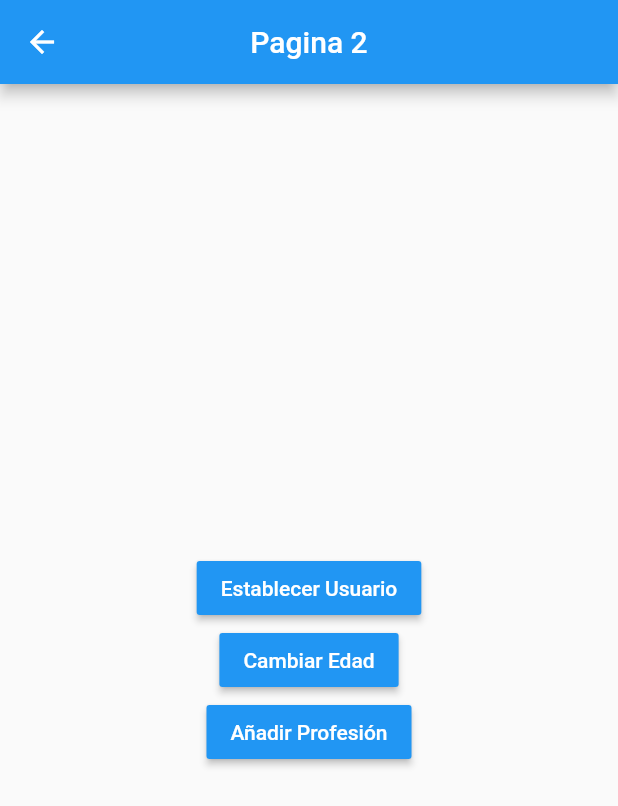
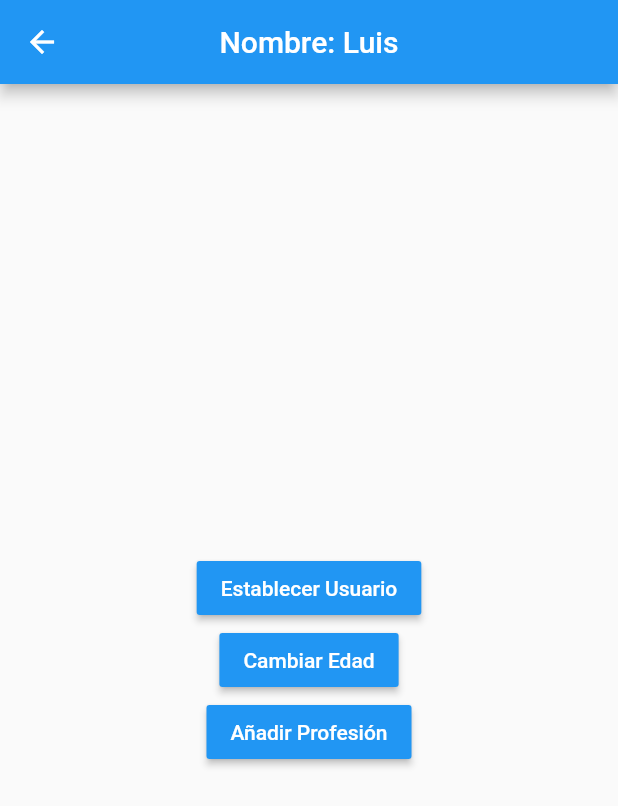
Before and after one commit to LuisPulenta/estados, a Flutter app: the Pagina2Screen screen opened by its route, after a tap on "Establecer Usuario", on a phone screen of 412 x 824 dp. Shown: the top 806 px of the screen. Run offline on Flutter 3.47's test engine with Material 2 defaults, Android fonts, the phone set to English and light mode, and no system bars; accounts and stored records are empty.

Commit message:
Fin Singleton

```diff
--- a/lib/screens/pagina1_screen.dart
+++ b/lib/screens/pagina1_screen.dart
@@ -1,28 +1,41 @@
+import 'package:estados/models/usuario.dart';
 import 'package:flutter/material.dart';
+import 'package:estados/services/usuario_service.dart';
 
 class Pagina1Screen extends StatelessWidget {
   const Pagina1Screen({Key? key}) : super(key: key);
 
+//--------------------- Pantalla ------------------------
   @override
   Widget build(BuildContext context) {
     return Scaffold(
       appBar: AppBar(
-        title: const Text('Pagina 1'),
+        title: const Text('Página 1'),
         centerTitle: true,
       ),
-      body: const InformacionUsuario(),
+      body: StreamBuilder(
+        stream: usuarioService.usuarioStream,
+        builder: (BuildContext context, AsyncSnapshot<Usuario> snapshot) {
+          return snapshot.hasData
+              ? InformacionUsuario(
+                  usuario: snapshot.data!,
+                )
+              : const Center(child: Text('No hay información del usuario'));
+        },
+      ),
       floatingActionButton: FloatingActionButton(
-        child: const Icon(Icons.play_arrow),
-        onPressed: () => Navigator.pushNamed(context, 'pagina2'),
-      ),
+          child: const Icon(Icons.accessibility_new),
+          onPressed: () => Navigator.pushNamed(context, 'pagina2')),
     );
   }
 }
 
 //--------------------- InformacionUsuario ------------------------
 class InformacionUsuario extends StatelessWidget {
+  final Usuario usuario;
   const InformacionUsuario({
     Key? key,
+    required this.usuario,
   }) : super(key: key);
 
   @override
@@ -33,28 +46,28 @@ class InformacionUsuario extends StatelessWidget {
       padding: const EdgeInsets.all(20),
       child: Column(
         crossAxisAlignment: CrossAxisAlignment.start,
-        children: const [
-          Text('General',
+        children: [
+          const Text('General',
               style: TextStyle(
                   color: Colors.black,
                   fontSize: 18,
                   fontWeight: FontWeight.bold)),
-          Divider(
+          const Divider(
             color: Colors.black,
           ),
-          ListTile(title: Text('Nombre: ')),
-          ListTile(title: Text('Edad: ')),
-          Text('Profesiones',
-              style: TextStyle(
+          ListTile(title: Text('Nombre: ${usuario.nombre}')),
+          ListTile(title: Text('Edad: ${usuario.edad}')),
+          Text('Profesiones: ${usuario.profesiones}',
+              style: const TextStyle(
                   color: Colors.black,
                   fontSize: 18,
                   fontWeight: FontWeight.bold)),
-          Divider(
+          const Divider(
             color: Colors.black,
           ),
-          ListTile(title: Text('Profesión 1: ')),
-          ListTile(title: Text('Profesión 1: ')),
-          ListTile(title: Text('Profesión 1: ')),
+          const ListTile(title: Text('Profesión 1: ')),
+          const ListTile(title: Text('Profesión 1: ')),
+          const ListTile(title: Text('Profesión 1: ')),
         ],
       ),
     );
--- a/lib/screens/pagina2_screen.dart
+++ b/lib/screens/pagina2_screen.dart
@@ -1,3 +1,5 @@
+import 'package:estados/models/usuario.dart';
+import 'package:estados/services/usuario_service.dart';
 import 'package:flutter/material.dart';
 
 class Pagina2Screen extends StatelessWidget {
@@ -7,7 +9,14 @@ class Pagina2Screen extends StatelessWidget {
   Widget build(BuildContext context) {
     return Scaffold(
       appBar: AppBar(
-        title: const Text('Pagina 2'),
+        title: StreamBuilder(
+          stream: usuarioService.usuarioStream,
+          builder: (BuildContext context, AsyncSnapshot<Usuario> snapshot) {
+            return snapshot.hasData
+                ? Text('Nombre: ${snapshot.data!.nombre}')
+                : const Text('Página 2');
+          },
+        ),
         centerTitle: true,
       ),
       body: Center(
@@ -18,12 +27,19 @@ class Pagina2Screen extends StatelessWidget {
                 color: Colors.blue,
                 child: const Text('Establecer Usuario',
                     style: TextStyle(color: Colors.white)),
-                onPressed: () {}),
+                onPressed: () {
+                  usuarioService.cargarUsuario(Usuario(
+                      nombre: 'Luis',
+                      edad: 57,
+                      profesiones: ['Ingeniero', 'Hijo', 'Hincha de la T']));
+                }),
             MaterialButton(
                 color: Colors.blue,
                 child: const Text('Cambiar Edad',
                     style: TextStyle(color: Colors.white)),
-                onPressed: () {}),
+                onPressed: () {
+                  usuarioService.cambiarEdad;
+                }),
             MaterialButton(
                 color: Colors.blue,
                 child: const Text('Añadir Profesión',
--- /dev/null
+++ b/lib/services/usuario_service.dart
@@ -0,0 +1,31 @@
+import 'dart:async';
+
+import 'package:estados/models/usuario.dart';
+
+class _UsuarioService {
+  Usuario? _usuario;
+
+  final StreamController<Usuario>? _usuarioStreamController =
+      StreamController<Usuario>.broadcast();
+  Stream<Usuario> get usuarioStream => _usuarioStreamController!.stream;
+
+  Usuario get usuario => _usuario!;
+
+  bool get existeUsuario => (_usuario != null) ? true : false;
+
+  void cargarUsuario(Usuario user) {
+    _usuario = user;
+    _usuarioStreamController!.add(user);
+  }
+
+  void cambiarEdad(int edad) {
+    _usuario?.edad = edad;
+    _usuarioStreamController!.add(usuario);
+  }
+
+  dispose() {
+    _usuarioStreamController?.close();
+  }
+}
+
+final usuarioService = _UsuarioService();
```
